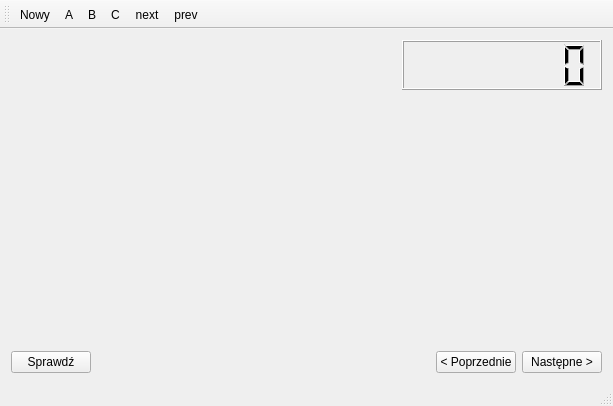
The window that engineerexam.ui (ppkt/EngineerExam) describes before a commit, drawn with Qt 5.
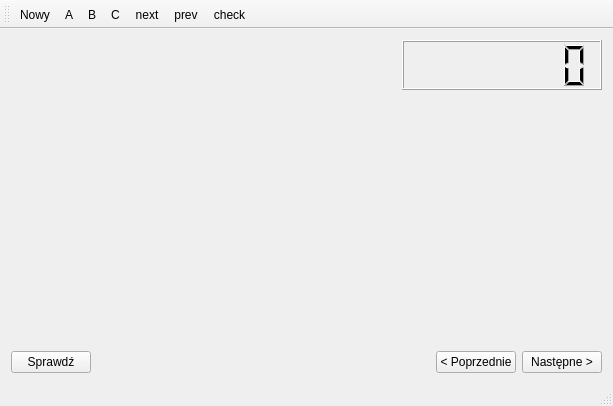
The same window after the commit. Custom widgets are drawn as their Qt base class.

The edit to the form file:
```diff
--- a/engineerexam.ui
+++ b/engineerexam.ui
@@ -116,6 +116,7 @@
    <addaction name="actionC"/>
    <addaction name="actionNext"/>
    <addaction name="actionPrev"/>
+   <addaction name="actionCheck"/>
   </widget>
   <widget class="QStatusBar" name="statusBar"/>
   <action name="actionNowy">
@@ -163,6 +164,14 @@
     <string>Backspace</string>
    </property>
   </action>
+  <action name="actionCheck">
+   <property name="text">
+    <string>check</string>
+   </property>
+   <property name="shortcut">
+    <string>Ctrl+Space</string>
+   </property>
+  </action>
  </widget>
  <layoutdefault spacing="6" margin="11"/>
  <customwidgets>
```
